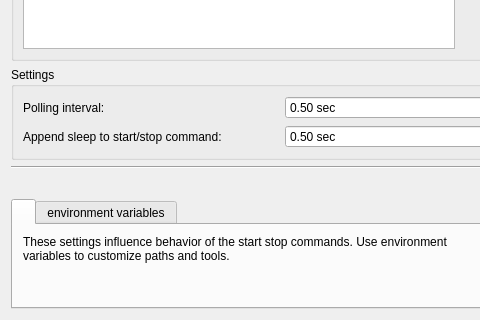
Qt form contents/code/dialogs/Settings.ui (mbleichner/service-monitor) before a commit; both pictures show x 0 to 480 and y 167 to 487 of the 564 by 487 pixel window.
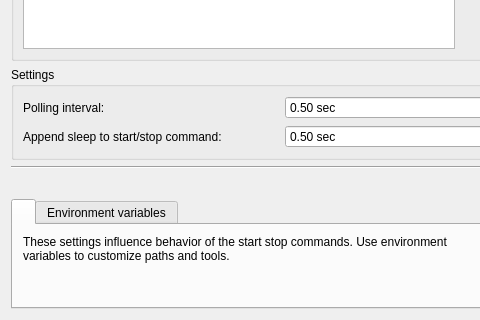
The same form after that commit. The open tabs and pages were chosen to show the change. Icons and pictures are not drawn.

Patch:
```diff
--- a/contents/code/dialogs/Settings.ui
+++ b/contents/code/dialogs/Settings.ui
@@ -247,7 +247,7 @@
        </sizepolicy>
       </property>
       <attribute name="title">
-       <string>environment variables</string>
+       <string>Environment variables</string>
       </attribute>
       <layout class="QVBoxLayout" name="verticalLayout_5">
        <property name="margin">
```
Left out of the diff: 2 changed lines with no effect on the pictures.
